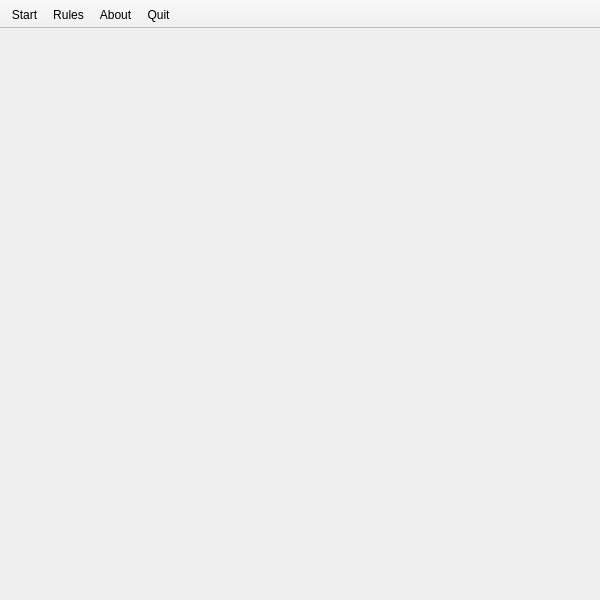
shallwe999/funny_snake, file mainwindow.ui: the form before one commit.
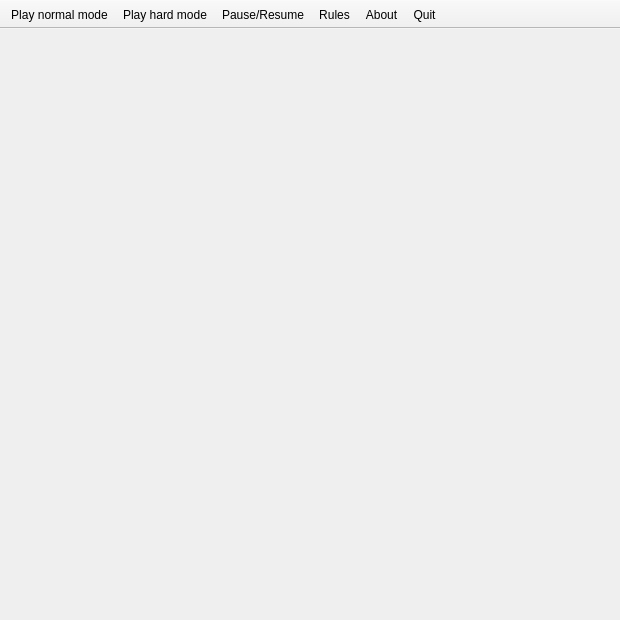
The form after the commit.

Patch:
```diff
--- a/mainwindow.ui
+++ b/mainwindow.ui
@@ -6,8 +6,8 @@
    <rect>
     <x>0</x>
     <y>0</y>
-    <width>600</width>
-    <height>600</height>
+    <width>620</width>
+    <height>620</height>
    </rect>
   </property>
   <property name="windowTitle">
@@ -27,14 +27,16 @@
    <attribute name="toolBarBreak">
     <bool>false</bool>
    </attribute>
-   <addaction name="actionStart"/>
+   <addaction name="actionStartNM"/>
+   <addaction name="actionStartHM"/>
+   <addaction name="actionPause"/>
    <addaction name="actionRules"/>
    <addaction name="actionAbout"/>
    <addaction name="actionQuit"/>
   </widget>
-  <action name="actionStart">
+  <action name="actionStartNM">
    <property name="text">
-    <string>Start</string>
+    <string>Play normal mode</string>
    </property>
   </action>
   <action name="actionQuit">
@@ -52,6 +54,19 @@
     <string>Rules</string>
    </property>
   </action>
+  <action name="actionStartHM">
+   <property name="text">
+    <string>Play hard mode</string>
+   </property>
+   <property name="toolTip">
+    <string>Start (Hard Mode)</string>
+   </property>
+  </action>
+  <action name="actionPause">
+   <property name="text">
+    <string>Pause/Resume</string>
+   </property>
+  </action>
  </widget>
  <layoutdefault spacing="6" margin="11"/>
  <resources/>
```
